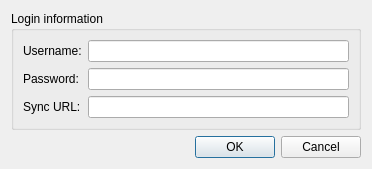
This is qtgui/config.ui in KDE/akunambol as Qt 5 draws it before an edit. The edited form follows.
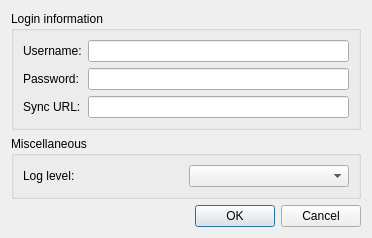
This is the edited form.

Commit message: begin to implement a configurable log level

What changed in the file:
```diff
--- a/qtgui/config.ui
+++ b/qtgui/config.ui
@@ -57,6 +57,26 @@
      </layout>
     </widget>
    </item>
+   <item>
+    <widget class="QGroupBox" name="groupBox2">
+     <property name="title">
+      <string>Miscellaneous</string>
+     </property>
+     <layout class="QGridLayout" name="gridLayout2">
+      <item row="0" column="0">
+       <widget class="QLabel" name="label5">
+        <property name="text">
+         <string>Log level:</string>
+        </property>
+       </widget>
+      </item>
+      <item row="0" column="1">
+       <widget class="QComboBox" name="logLevel">
+       </widget>
+      </item>
+     </layout>
+    </widget>
+   </item>
    <item>
     <widget class="QDialogButtonBox" name="buttonBox">
      <property name="orientation">
```
Lines whose indentation alone changed are shown as unchanged. The commit also changes 3 other files.
